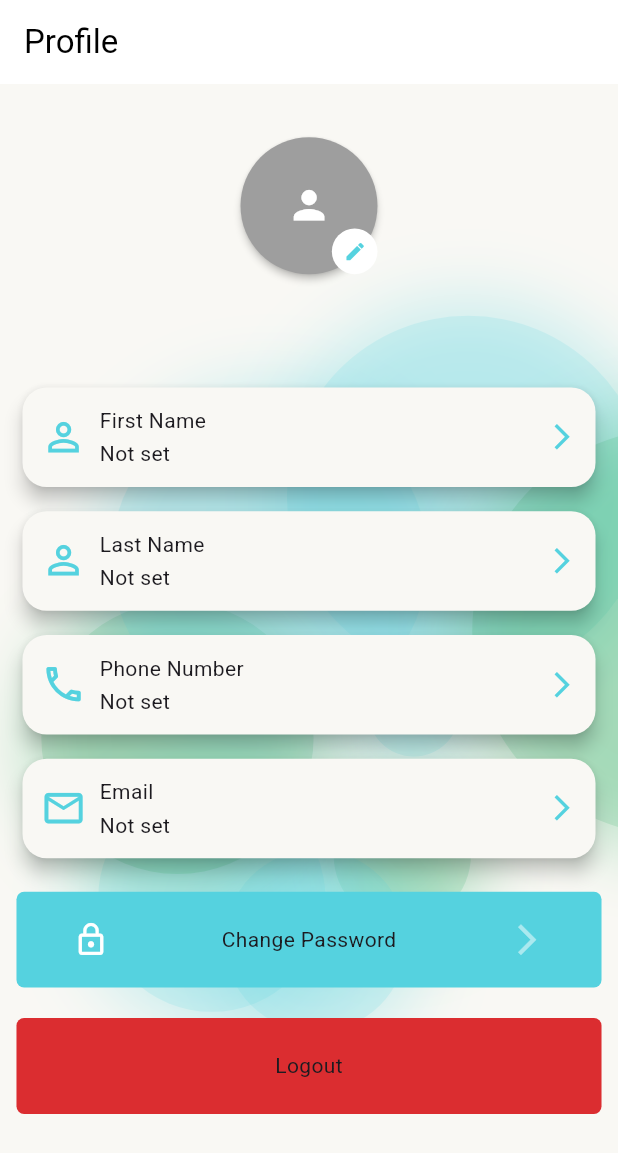
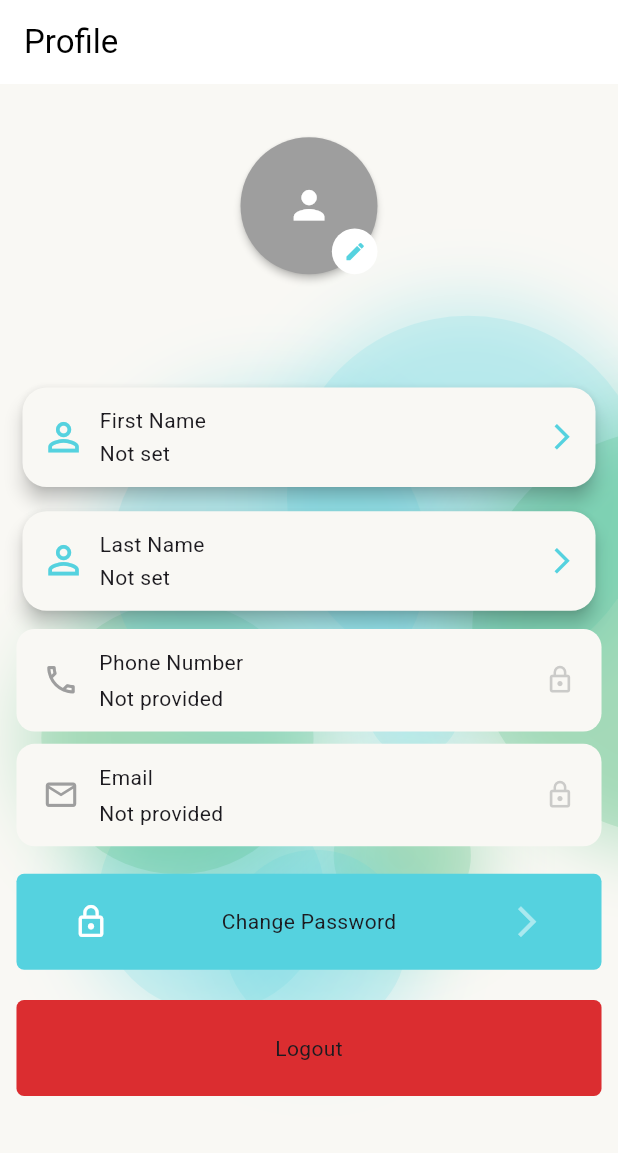
Before and after one commit to Ilyas-SQA/Payfussion, a Flutter app: the ProfileHomeScreen screen opened by its route, on a phone screen of 412 x 824 dp. Shown: the top 1153 px of the screen. Run offline on Flutter 3.47's test engine with Material 3 defaults, Android fonts, the phone set to English and light mode, and no system bars; our stand-ins replace avatar_glow, badges, bloc, cached_network_image, cloud_firestore, dartz and 37 more; missing offline and left inert: currency_picker, dialog_flowtter, flip_card_swiper, flutter_stripe, local_auth_platform_interface, mobile_scanner and 2 more; accounts and stored records are empty; statements that could not run were skipped; project files that could hold a hidden picture were left out; key blocks and very long unbroken strings in the code were emptied for the run.

Commit message:
some ui fix

```diff
--- a/lib/presentations/setting/profile_screens/profile_screen.dart
+++ b/lib/presentations/setting/profile_screens/profile_screen.dart
@@ -147,6 +147,8 @@ class _ProfileHomeScreenState extends State<ProfileHomeScreen> with TickerProvid
       context.read<ProfileBloc>().add(UpdateProfileImage(profileImage: image));
     }
   }
+
+
 
   @override
   Widget build(BuildContext context) {
@@ -318,35 +320,6 @@ class _ProfileHomeScreenState extends State<ProfileHomeScreen> with TickerProvid
   }
 
   Widget _buildEditableCards() {
-    final List<Map<String, Object>> cards = <Map<String, Object>>[
-      <String, Object>{
-        'title': 'First Name',
-        'value': _userFirstName,
-        'icon': Icons.person_outline,
-        'onSave': (String newValue) async => _updateFirstName(newValue),
-      },
-      <String, Object>{
-        'title': 'Last Name',
-        'value': _userLastName,
-        'icon': Icons.person_outline,
-        'onSave': (String newValue) async => _updateLastName(newValue),
-      },
-      <String, Object>{
-        'title': 'Phone Number',
-        'value': _phoneNumber,
-        'icon': Icons.phone_outlined,
-        'keyboardType': TextInputType.phone,
-        'onSave': (String newValue) async {},
-      },
-      <String, Object>{
-        'title': 'Email',
-        'value': _userEmail,
-        'icon': Icons.email_outlined,
-        'keyboardType': TextInputType.emailAddress,
-        'onSave': (String newValue) async {},
-      },
-    ];
-
     return AnimationLimiter(
       child: Column(
         children: AnimationConfiguration.toStaggeredList(
@@ -355,21 +328,98 @@ class _ProfileHomeScreenState extends State<ProfileHomeScreen> with TickerProvid
             verticalOffset: 20.0,
             child: FadeInAnimation(child: widget),
           ),
-          children: cards.map((Map<String, Object> card) {
-            return Column(
           children: <Widget>[
+            // Editable First Name
             EditableCard(
-                  title: card['title'] as String,
-                  initialValue: card['value'] as String,
-                  leadingIcon: card['icon'] as IconData,
-                  keyboardType: card['keyboardType'] as TextInputType? ?? TextInputType.text,
-                  onSave: card['onSave'] as Future<void> Function(String),
+              title: 'First Name',
+              initialValue: _userFirstName,
+              leadingIcon: Icons.person_outline,
+              keyboardType: TextInputType.text,
+              onSave: (String newValue) async => _updateFirstName(newValue),
+            ),
+            SizedBox(height: 8.h),
+
+            // Editable Last Name
+            EditableCard(
+              title: 'Last Name',
+              initialValue: _userLastName,
+              leadingIcon: Icons.person_outline,
+              keyboardType: TextInputType.text,
+              onSave: (String newValue) async => _updateLastName(newValue),
+            ),
+            SizedBox(height: 8.h),
+
+            // Read-only Phone Number
+            _buildReadOnlyCard(
+              title: 'Phone Number',
+              value: _phoneNumber,
+              icon: Icons.phone_outlined,
+            ),
+            SizedBox(height: 8.h),
+
+            // Read-only Email
+            _buildReadOnlyCard(
+              title: 'Email',
+              value: _userEmail,
+              icon: Icons.email_outlined,
             ),
             SizedBox(height: 8.h),
           ],
+        ),
+      ),
     );
-          }).toList(),
+  }
+
+  // Read-only card widget for non-editable fields
+  Widget _buildReadOnlyCard({
+    required String title,
+    required String value,
+    required IconData icon,
+  }) {
+    return Container(
+      padding: EdgeInsets.symmetric(horizontal: 16.w, vertical: 12.h),
+      decoration: BoxDecoration(
+        color: Theme.of(context).scaffoldBackgroundColor,
+        borderRadius: BorderRadius.circular(12.r),
       ),
+      child: Row(
+        children: <Widget>[
+          Icon(
+            icon,
+            size: 24.r,
+            color: Colors.grey,
+          ),
+          SizedBox(width: 12.w),
+          Expanded(
+            child: Column(
+              crossAxisAlignment: CrossAxisAlignment.start,
+              children: <Widget>[
+                Text(
+                  title,
+                  style: Font.montserratFont(
+                    fontSize: 12.sp,
+                    color: Colors.grey,
+                    fontWeight: FontWeight.w500,
+                  ),
+                ),
+                SizedBox(height: 4.h),
+                Text(
+                  value.isNotEmpty ? value : 'Not provided',
+                  style: Font.montserratFont(
+                    fontSize: 16.sp,
+                    color: Theme.of(context).secondaryHeaderColor,
+                    fontWeight: FontWeight.w600,
+                  ),
+                ),
+              ],
+            ),
+          ),
+          Icon(
+            Icons.lock_outline,
+            size: 20.r,
+            color: Colors.grey.withOpacity(0.5),
+          ),
+        ],
       ),
     );
   }
```
Lines whose indentation alone changed are shown as unchanged.
